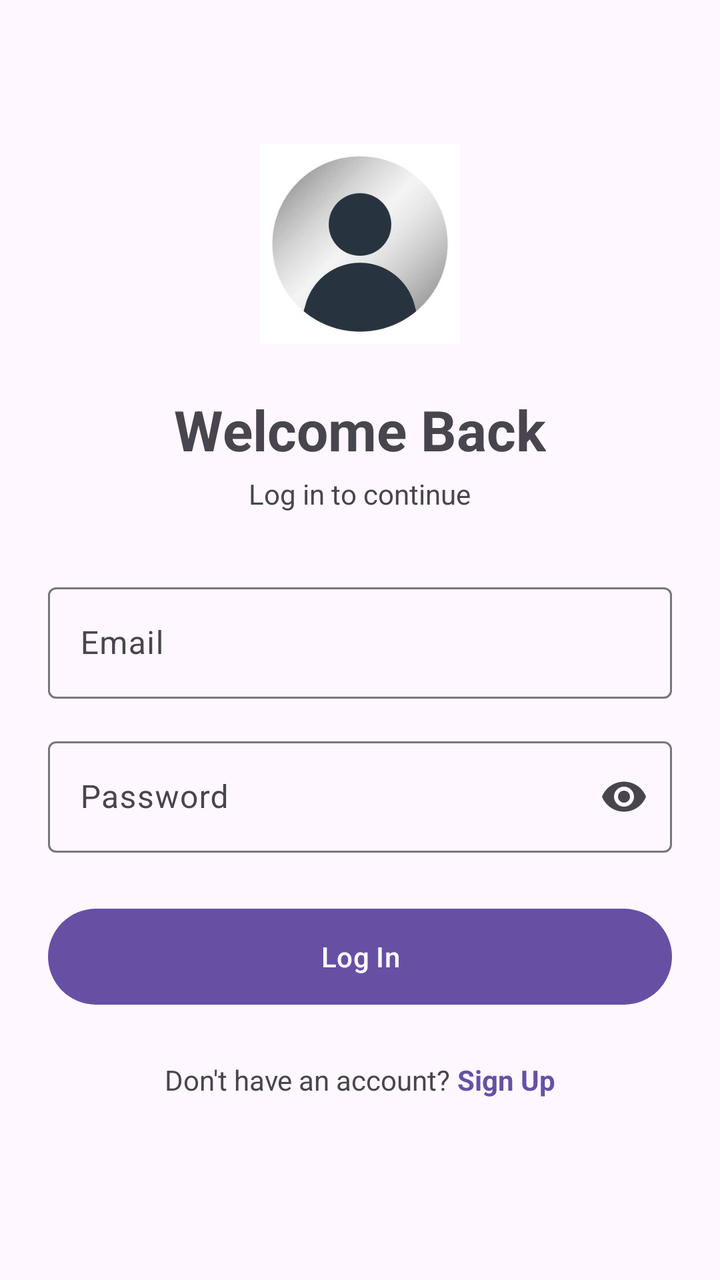
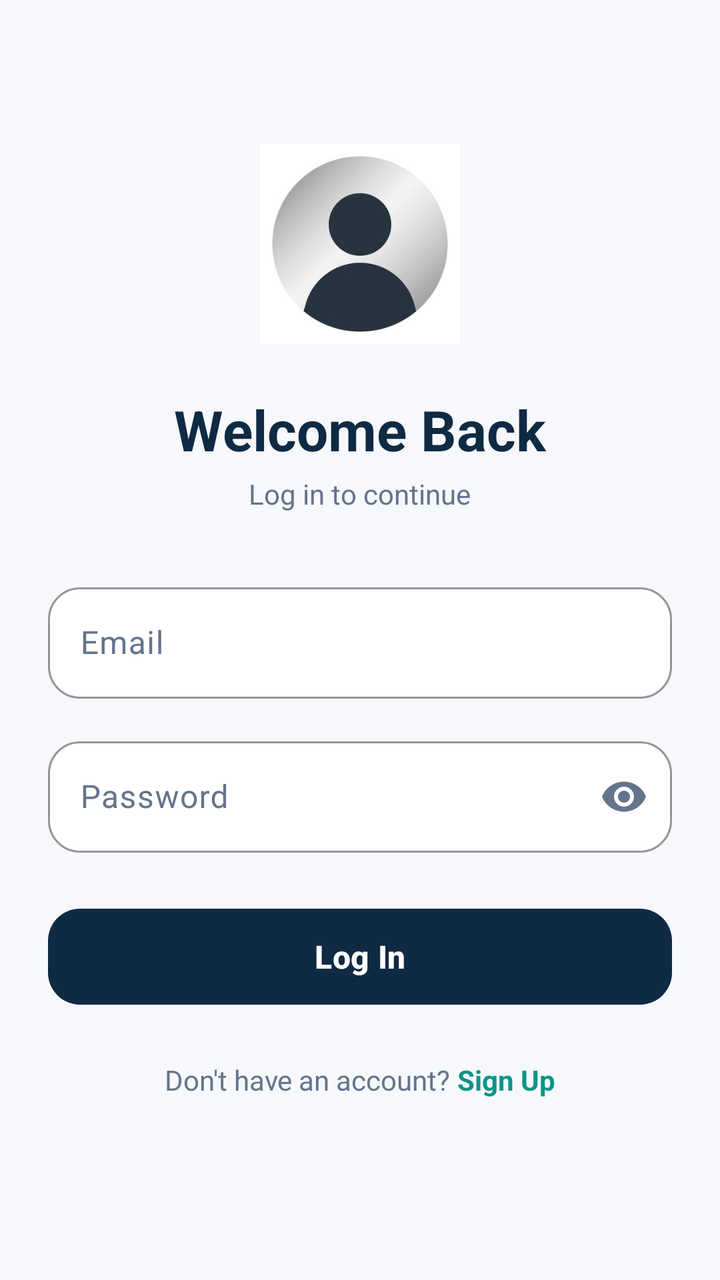

Before-and-after screenshots of an Android layout around one commit, followed by the original layout XML and the change that was made.
<!-- AndroidManifest.xml: application theme Theme.SOFE4640UFinalProject -->
<!-- res/layout/activity_main.xml -->
<?xml version="1.0" encoding="utf-8"?>
<ScrollView xmlns:android="http://schemas.android.com/apk/res/android"
    xmlns:app="http://schemas.android.com/apk/res-auto"
    android:layout_width="match_parent"
    android:layout_height="match_parent"
    android:fillViewport="true"
    android:id="@+id/main">


    <LinearLayout
        android:layout_width="match_parent"
        android:layout_height="wrap_content"
        android:gravity="center_horizontal"
        android:orientation="vertical"
        android:padding="24dp">

        <ImageView
            android:layout_width="100dp"
            android:layout_height="100dp"
            android:layout_marginTop="48dp"
            android:src="@drawable/profile"
            android:contentDescription="App logo" />

        <TextView
            android:layout_width="wrap_content"
            android:layout_height="wrap_content"
            android:layout_marginTop="24dp"
            android:text="Welcome Back"
            android:textSize="28sp"
            android:textStyle="bold" />

        <TextView
            android:layout_width="wrap_content"
            android:layout_height="wrap_content"
            android:layout_marginTop="4dp"
            android:text="Log in to continue" />

        <com.google.android.material.textfield.TextInputLayout
            android:id="@+id/tilUser"
            style="@style/Widget.Material3.TextInputLayout.OutlinedBox"
            android:layout_width="match_parent"
            android:layout_height="wrap_content"
            android:layout_marginTop="32dp"
            android:hint="Email">

            <com.google.android.material.textfield.TextInputEditText
                android:id="@+id/etEmail"
                android:layout_width="match_parent"
                android:layout_height="wrap_content"
                android:inputType="textEmailAddress" />
        </com.google.android.material.textfield.TextInputLayout>

        <com.google.android.material.textfield.TextInputLayout
            android:id="@+id/tilPassword"
            style="@style/Widget.Material3.TextInputLayout.OutlinedBox"
            android:layout_width="match_parent"
            android:layout_height="wrap_content"
            android:layout_marginTop="16dp"
            android:hint="Password"
            app:endIconMode="password_toggle">

            <com.google.android.material.textfield.TextInputEditText
                android:id="@+id/etPassword"
                android:layout_width="match_parent"
                android:layout_height="wrap_content"
                android:inputType="textPassword" />
        </com.google.android.material.textfield.TextInputLayout>


        <com.google.android.material.button.MaterialButton
            android:id="@+id/btnLogin"
            android:layout_width="match_parent"
            android:layout_height="56dp"
            android:layout_marginTop="24dp"
            android:text="Log In" />

        <LinearLayout
            android:layout_width="wrap_content"
            android:layout_height="wrap_content"
            android:layout_marginTop="24dp"
            android:orientation="horizontal">

            <TextView
                android:layout_width="wrap_content"
                android:layout_height="wrap_content"
                android:text="Don't have an account? " />

            <TextView
                android:id="@+id/tvGoToSignUp"
                android:layout_width="wrap_content"
                android:layout_height="wrap_content"
                android:text="Sign Up"
                android:textColor="?attr/colorPrimary"
                android:textStyle="bold" />


        </LinearLayout>
    </LinearLayout>
</ScrollView>
<!-- resources referenced by this layout -->
<resources>
  <!-- drawable profile: jpg bitmap (drawable, 5847 bytes) -->
  <style name="Theme.SOFE4640UFinalProject" parent="Base.Theme.SOFE4640UFinalProject" />
  <style name="Base.Theme.SOFE4640UFinalProject" parent="Theme.Material3.DayNight.NoActionBar">
          
          
      </style>
</resources>

<!-- the commit's change to res/layout/activity_main.xml (unified diff, before → after) -->
@@ -1,11 +1,11 @@
 <?xml version="1.0" encoding="utf-8"?>
 <ScrollView xmlns:android="http://schemas.android.com/apk/res/android"
     xmlns:app="http://schemas.android.com/apk/res-auto"
+    android:id="@+id/main"
     android:layout_width="match_parent"
     android:layout_height="match_parent"
-    android:fillViewport="true"
-    android:id="@+id/main">
-
+    android:background="@color/bg_main"
+    android:fillViewport="true">
 
     <LinearLayout
         android:layout_width="match_parent"
@@ -18,14 +18,15 @@
             android:layout_width="100dp"
             android:layout_height="100dp"
             android:layout_marginTop="48dp"
-            android:src="@drawable/profile"
-            android:contentDescription="App logo" />
+            android:contentDescription="App logo"
+            android:src="@drawable/profile" />
 
         <TextView
             android:layout_width="wrap_content"
             android:layout_height="wrap_content"
             android:layout_marginTop="24dp"
             android:text="Welcome Back"
+            android:textColor="@color/primary"
             android:textSize="28sp"
             android:textStyle="bold" />
 
@@ -33,7 +34,8 @@
             android:layout_width="wrap_content"
             android:layout_height="wrap_content"
             android:layout_marginTop="4dp"
-            android:text="Log in to continue" />
+            android:text="Log in to continue"
+            android:textColor="@color/text_secondary" />
 
         <com.google.android.material.textfield.TextInputLayout
             android:id="@+id/tilUser"
@@ -41,13 +43,22 @@
             android:layout_width="match_parent"
             android:layout_height="wrap_content"
             android:layout_marginTop="32dp"
-            android:hint="Email">
+            android:hint="Email"
+            android:textColorHint="@color/text_secondary"
+            app:boxBackgroundColor="@color/surface"
+            app:boxCornerRadiusBottomEnd="16dp"
+            app:boxCornerRadiusBottomStart="16dp"
+            app:boxCornerRadiusTopEnd="16dp"
+            app:boxCornerRadiusTopStart="16dp"
+            app:boxStrokeColor="@color/accent"
+            app:hintTextColor="@color/accent_dark">
 
             <com.google.android.material.textfield.TextInputEditText
                 android:id="@+id/etEmail"
                 android:layout_width="match_parent"
                 android:layout_height="wrap_content"
-                android:inputType="textEmailAddress" />
+                android:inputType="textEmailAddress"
+                android:textColor="@color/text_primary" />
         </com.google.android.material.textfield.TextInputLayout>
 
         <com.google.android.material.textfield.TextInputLayout
@@ -57,22 +68,36 @@
             android:layout_height="wrap_content"
             android:layout_marginTop="16dp"
             android:hint="Password"
-            app:endIconMode="password_toggle">
+            android:textColorHint="@color/text_secondary"
+            app:boxBackgroundColor="@color/surface"
+            app:boxCornerRadiusBottomEnd="16dp"
+            app:boxCornerRadiusBottomStart="16dp"
+            app:boxCornerRadiusTopEnd="16dp"
+            app:boxCornerRadiusTopStart="16dp"
+            app:boxStrokeColor="@color/accent"
+            app:endIconMode="password_toggle"
+            app:endIconTint="@color/text_secondary"
+            app:hintTextColor="@color/accent_dark">
 
             <com.google.android.material.textfield.TextInputEditText
                 android:id="@+id/etPassword"
                 android:layout_width="match_parent"
                 android:layout_height="wrap_content"
-                android:inputType="textPassword" />
+                android:inputType="textPassword"
+                android:textColor="@color/text_primary" />
         </com.google.android.material.textfield.TextInputLayout>
-
 
         <com.google.android.material.button.MaterialButton
             android:id="@+id/btnLogin"
             android:layout_width="match_parent"
             android:layout_height="56dp"
             android:layout_marginTop="24dp"
-            android:text="Log In" />
+            android:text="Log In"
+            android:textColor="@color/surface"
+            android:textSize="16sp"
+            android:textStyle="bold"
+            app:backgroundTint="@color/primary"
+            app:cornerRadius="16dp" />
 
         <LinearLayout
             android:layout_width="wrap_content"
@@ -83,17 +108,16 @@
             <TextView
                 android:layout_width="wrap_content"
                 android:layout_height="wrap_content"
-                android:text="Don't have an account? " />
+                android:text="Don't have an account? "
+                android:textColor="@color/text_secondary" />
 
             <TextView
                 android:id="@+id/tvGoToSignUp"
                 android:layout_width="wrap_content"
                 android:layout_height="wrap_content"
                 android:text="Sign Up"
-                android:textColor="?attr/colorPrimary"
+                android:textColor="@color/accent_dark"
                 android:textStyle="bold" />
-
-
         </LinearLayout>
     </LinearLayout>
 </ScrollView>
<!-- resource entries referenced after the edit -->
@@ -1,5 +1,12 @@
 <!-- resources referenced by this layout -->
 <resources>
+  <color name="accent">#14B8A6</color>
+  <color name="accent_dark">#0D9488</color>
+  <color name="bg_main">#F6F8FB</color>
+  <color name="primary">#0F2A43</color>
+  <color name="surface">#FFFFFF</color>
+  <color name="text_primary">#0F172A</color>
+  <color name="text_secondary">#64748B</color>
   <!-- drawable profile: jpg bitmap (drawable, 5847 bytes) -->
   <style name="Theme.SOFE4640UFinalProject" parent="Base.Theme.SOFE4640UFinalProject" />
   <style name="Base.Theme.SOFE4640UFinalProject" parent="Theme.Material3.DayNight.NoActionBar">
